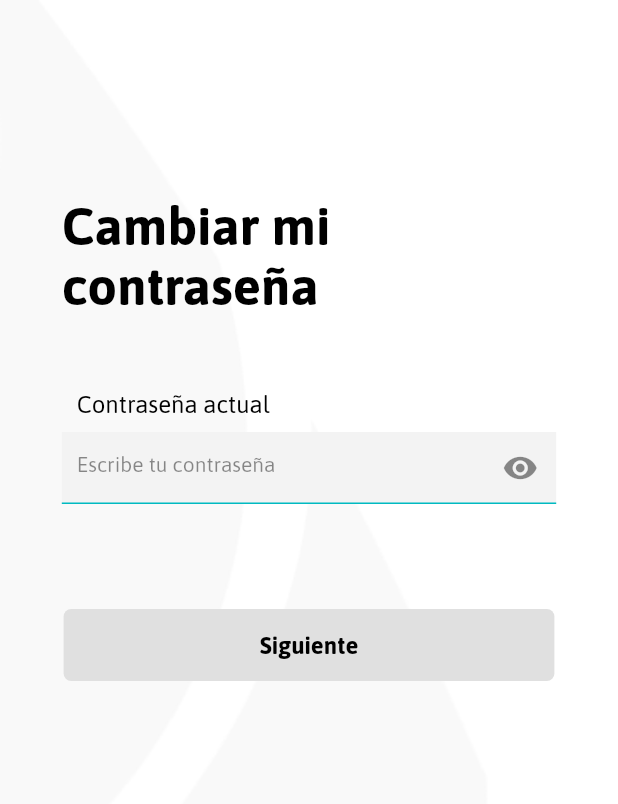
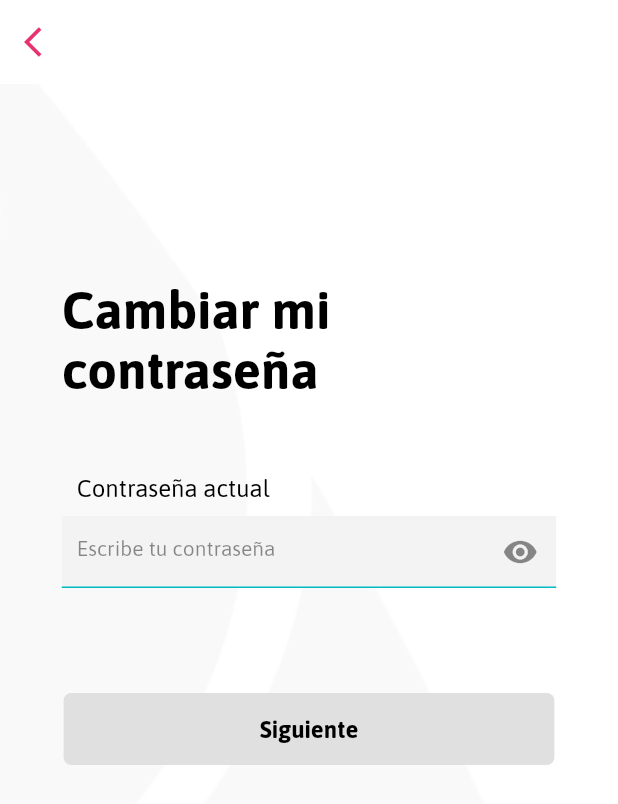
Before and after one commit to Duvan0902/promotoraapp, a Flutter app: the ChangePasswordPage screen opened by its route, on a phone screen of 412 x 824 dp. Shown: the top 804 px of the screen. Run offline on Flutter 3.47's test engine with Material 2 defaults, Android fonts, the light colour scheme and no system bars; our stand-ins replace firebase_messaging, pie_chart, recase, rxdart, shared_preferences, syncfusion_flutter_charts and 2 more; missing offline and left inert: audioplayer, flutter_rounded_progress_bar, flutter_search_bar, global_configuration, string_similarity; accounts and stored records are empty.

Commit message:
Visual improvements

```diff
--- a/lib/main.dart
+++ b/lib/main.dart
@@ -5,7 +5,6 @@ import 'package:mi_promotora/bloc/provider_bloc.dart';
 import 'package:mi_promotora/common/custom_web_view.dart';
 import 'package:mi_promotora/pages/change_password_page.dart';
 import 'package:mi_promotora/pages/documents_page.dart';
-import 'package:mi_promotora/pages/education_page.dart';
 import 'package:mi_promotora/pages/faq_categories_page.dart';
 import 'package:mi_promotora/pages/home_page.dart';
 import 'package:mi_promotora/pages/login_page.dart';
@@ -39,8 +38,8 @@ class MiPromotora extends StatefulWidget {
 
 class _MiPromotoraState extends State<MiPromotora> {
   final GlobalKey<NavigatorState> navigatorKey = GlobalKey<NavigatorState>();
-  final GlobalKey<ScaffoldMessengerState> scaffoldMessengerKey =
-      GlobalKey<ScaffoldMessengerState>();
+  final GlobalKey<ScaffoldState> scaffoldMessengerKey =
+      GlobalKey<ScaffoldState>();
 
   @override
   void initState() {
@@ -55,9 +54,9 @@ class _MiPromotoraState extends State<MiPromotora> {
     return Provider(
       child: MaterialApp(
         navigatorKey: navigatorKey,
-        scaffoldMessengerKey: scaffoldMessengerKey,
+        //key: scaffoldMessengerKey,
         debugShowCheckedModeBanner: false,
-        title: 'Promotora App',
+        title: 'Mi Promotora',
         localizationsDelegates: [
           GlobalMaterialLocalizations.delegate,
           GlobalWidgetsLocalizations.delegate,
--- a/lib/pages/change_password_page.dart
+++ b/lib/pages/change_password_page.dart
@@ -26,6 +26,17 @@ class _ChangePasswordPageState extends State<ChangePasswordPage> {
   @override
   Widget build(BuildContext context) {
     return Scaffold(
+      backgroundColor: Colors.white,
+      appBar: AppBar(
+        brightness: Brightness.light,
+        backgroundColor: Colors.transparent,
+        elevation: 0,
+        leading: IconButton(
+            icon: Icon(Icons.arrow_back_ios, color: MiPromotora().accent),
+            onPressed: () {
+              Navigator.pop(context);
+            }),
+      ),
       body: Stack(
         children: <Widget>[
           _background(context),
@@ -165,8 +176,9 @@ class _ChangePasswordPageState extends State<ChangePasswordPage> {
 
   Widget _background(BuildContext context) {
     return Container(
+      margin: EdgeInsets.only(top: 0),
       decoration: BoxDecoration(
-        color: Colors.white,
+        color: Colors.transparent,
         image: DecorationImage(
           image: AssetImage("assets/img/fondo.png"),
           fit: BoxFit.fill,
--- a/lib/providers/push_notifications_provider.dart
+++ b/lib/providers/push_notifications_provider.dart
@@ -1,4 +1,5 @@
 import 'dart:async';
+import 'dart:io';
 
 import 'package:firebase_messaging/firebase_messaging.dart';
 import 'package:mi_promotora/models/message_model.dart';
@@ -17,7 +18,8 @@ class PushNotificationsProvider {
 
     _firebaseMessaging.configure(
       onMessage: onMessage,
-      onBackgroundMessage: onBackgroundMessage,
+      onBackgroundMessage:
+          Platform.isIOS ? null : PushNotificationsProvider.onBackgroundMessage,
       onLaunch: launch,
       onResume: onResume,
     );
--- a/lib/utils/manage_notification.dart
+++ b/lib/utils/manage_notification.dart
@@ -12,7 +12,7 @@ import 'package:mi_promotora/providers/faq_categories_provider.dart';
 import 'package:mi_promotora/providers/push_notifications_provider.dart';
 
 Future<void> manageNotifications(
-    {GlobalKey<ScaffoldMessengerState> scaffoldMessengerKey,
+    {GlobalKey<ScaffoldState> scaffoldMessengerKey,
     GlobalKey<NavigatorState> navigatorKey}) async {
   final FirebaseMessaging _firebaseMessaging = FirebaseMessaging();
 
@@ -26,7 +26,7 @@ Future<void> manageNotifications(
   pushProvider.messageStreamm.listen(
     (message) {
       print('Message stream received: $message');
-      scaffoldMessengerKey.currentState.removeCurrentSnackBar();
+      //scaffoldMessengerKey.currentState.removeCurrentSnackBar();
 
       scaffoldMessengerKey.currentState.showSnackBar(
         SnackBar(
```
Also changed, not shown: lib/common/bottom_chat.dart (+9 -1 lines), lib/pages/contacts_page.dart (+5 -2 lines), lib/pages/education_page.dart (+12 -11 lines), lib/pages/forgot_password_page.dart (+11 -0 lines), lib/pages/goals_page.dart (+8 -13 lines), lib/pages/new_password_page.dart (+11 -0 lines), lib/pages/services_page.dart (+10 -12 lines), 5 other files.
